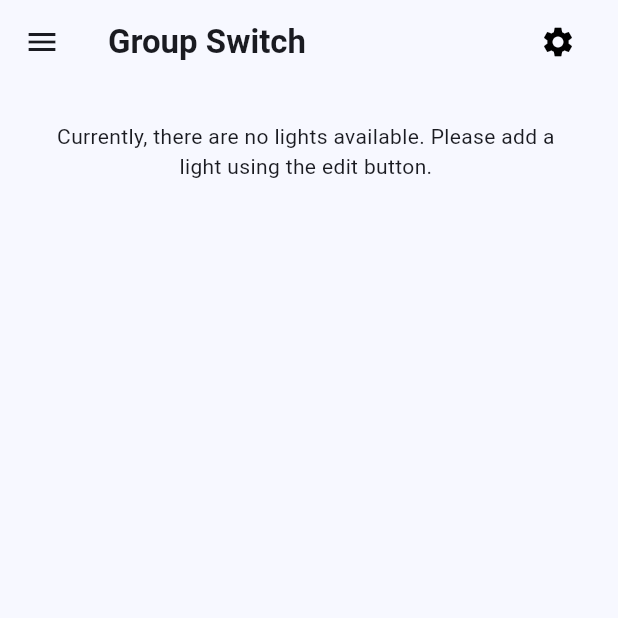
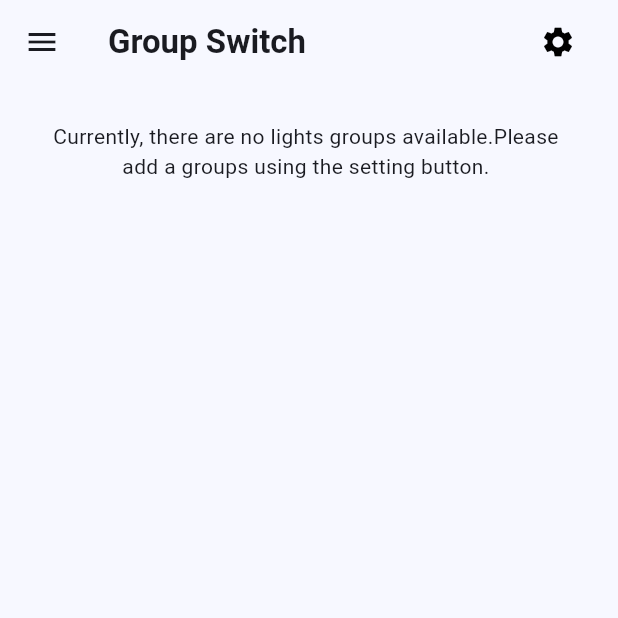
Before and after one commit to soniakshay/HomeAutomationApp, a Flutter app: the screen it shows after launch, after a tap on "Group Light", on a phone screen of 412 x 824 dp, the top half of it. Run offline on Flutter 3.47's test engine with Material 3 defaults, Android fonts, the light colour scheme and no system bars; our stand-ins replace firebase_core, firebase_database, flutter_bluetooth_serial, flutter_colorpicker, flutter_easyloading, fluttertoast and 3 more; missing offline and left inert: dart:ffi; accounts and stored records are empty.

Commit message:
#changes done
#changes done

```diff
--- a/lib/groupLight.dart
+++ b/lib/groupLight.dart
@@ -380,8 +380,8 @@ class _GroupLightState extends State<GroupLight> {
               children: [
                 Wrap(
                   children: [
-                    new Text("Currently, there are no lights available."
-                        " Please add a light using the edit button.", textAlign: TextAlign.center)
+                    new Text("Currently, there are no lights groups available."
+                        "Please add a groups using the setting button.", textAlign: TextAlign.center)
 
                   ],
                 )
@@ -394,7 +394,11 @@ class _GroupLightState extends State<GroupLight> {
     }
 
 
-    row.add(new Column(children: col));
+    row.add(new Column(
+        mainAxisAlignment: MainAxisAlignment.center,
+        crossAxisAlignment: CrossAxisAlignment.center,
+        children: col
+    ));
     return row;
   }
 
--- a/lib/home.dart
+++ b/lib/home.dart
@@ -8,9 +8,7 @@ import 'package:flutter/widgets.dart';
 import 'package:flutter/material.dart';
 import 'package:firebase_core/firebase_core.dart';
 import 'package:flutter_easyloading/flutter_easyloading.dart';
-import 'package:test1/groupLight.dart';
-import 'package:test1/striplight.dart';
-import 'package:test1/wifiswitch.dart';
+
 import 'bluethooth.dart';
 import 'util.dart';
 
```
